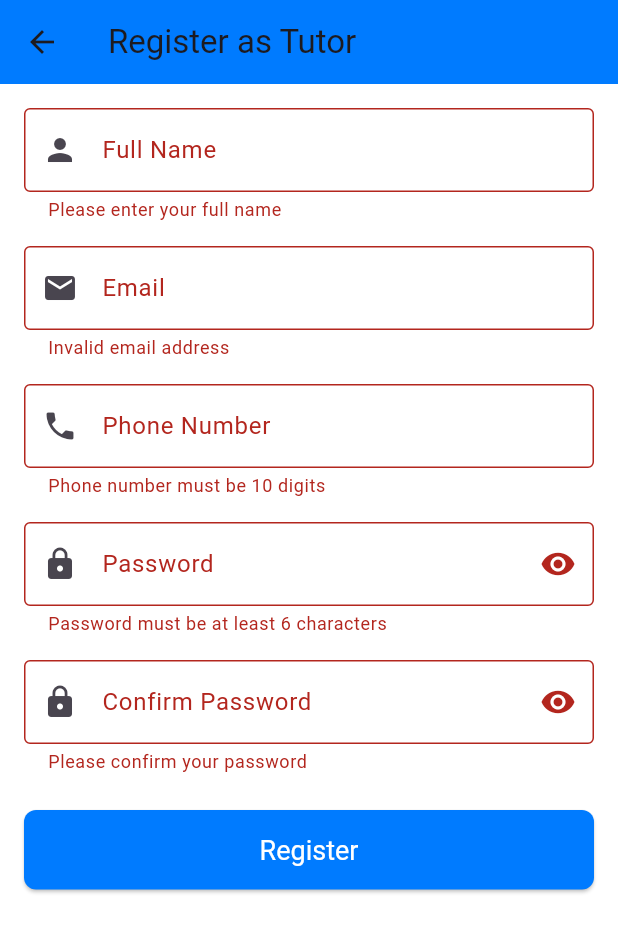
After one commit to LamTanPhu/EXE201_Tutor, a Flutter app: the RegisterTutorScreen screen opened by its route, after a tap on "Register", on a phone screen of 412 x 824 dp. The commit adds this screen. Shown: the top 932 px of the screen. Run offline on Flutter 3.47's test engine with Material 3 defaults, Android fonts, the phone set to English and light mode, and no system bars; our stand-ins replace fluttertoast.

Commit message:
register tutor account

```diff
--- a/lib/features/authentication/screens/signup_screen.dart
+++ b/lib/features/authentication/screens/signup_screen.dart
@@ -55,7 +55,8 @@ class _SignupScreenState extends State<SignupScreen> {
                   border: OutlineInputBorder(
                     borderRadius: BorderRadius.circular(8),
                   ),
-                  errorText: _showErrors && nameController.text.trim().isEmpty
+                  errorText:
+                      _showErrors && nameController.text.trim().isEmpty
                           ? 'Full name is required'
                           : null,
                 ),
@@ -73,7 +74,8 @@ class _SignupScreenState extends State<SignupScreen> {
                   border: OutlineInputBorder(
                     borderRadius: BorderRadius.circular(8),
                   ),
-                  errorText: _showErrors && emailController.text.trim().isEmpty
+                  errorText:
+                      _showErrors && emailController.text.trim().isEmpty
                           ? 'Email is required'
                           : null,
                 ),
@@ -92,7 +94,8 @@ class _SignupScreenState extends State<SignupScreen> {
                   border: OutlineInputBorder(
                     borderRadius: BorderRadius.circular(8),
                   ),
-                  errorText: _showErrors && passwordController.text.trim().isEmpty
+                  errorText:
+                      _showErrors && passwordController.text.trim().isEmpty
                           ? 'Password is required'
                           : null,
                 ),
@@ -111,7 +114,8 @@ class _SignupScreenState extends State<SignupScreen> {
                   border: OutlineInputBorder(
                     borderRadius: BorderRadius.circular(8),
                   ),
-                  errorText: _showErrors && phoneController.text.trim().isEmpty
+                  errorText:
+                      _showErrors && phoneController.text.trim().isEmpty
                           ? 'Phone number is required'
                           : null,
                 ),
@@ -127,7 +131,8 @@ class _SignupScreenState extends State<SignupScreen> {
                 onPressed: () async {
                   setState(() {
                     _showErrors = true;
-                    _showManualOtpLink = false; // Reset the manual link visibility
+                    _showManualOtpLink =
+                        false; // Reset the manual link visibility
                   });
 
                   print('Name: ${nameController.text}');
@@ -140,7 +145,11 @@ class _SignupScreenState extends State<SignupScreen> {
                       passwordController.text.trim().isEmpty ||
                       phoneController.text.trim().isEmpty) {
                     ScaffoldMessenger.of(context).showSnackBar(
-                      const SnackBar(content: Text('Please fill in all fields with valid values')),
+                      const SnackBar(
+                        content: Text(
+                          'Please fill in all fields with valid values',
+                        ),
+                      ),
                     );
                     return;
                   }
@@ -153,13 +162,18 @@ class _SignupScreenState extends State<SignupScreen> {
                       phoneController.text.trim(),
                     );
                     print('Signup Response: $response');
-                    if (response['message']?.contains('successfully') ?? false) {
+                    if (response['message']?.contains('successfully') ??
+                        false) {
                       ScaffoldMessenger.of(context).showSnackBar(
                         const SnackBar(
-                          content: Text('Registration successful! Please check your email for OTP.'),
+                          content: Text(
+                            'Registration successful! Please check your email for OTP.',
+                          ),
                         ),
                       );
-                      print('Attempting to navigate to VerifyOtpScreen with email: ${emailController.text.trim()}');
+                      print(
+                        'Attempting to navigate to VerifyOtpScreen with email: ${emailController.text.trim()}',
+                      );
                       bool navigated = false;
                       try {
                         final result = await Navigator.pushNamed(
@@ -167,23 +181,27 @@ class _SignupScreenState extends State<SignupScreen> {
                           AppRoutes.verifyOtp,
                           arguments: emailController.text.trim(),
                         );
-                        navigated = result != null; // Check if navigation succeeded
+                        navigated =
+                            result != null; // Check if navigation succeeded
                       } catch (e) {
                         print('Navigation Error: $e');
                       }
                       if (!navigated) {
                         setState(() {
-                          _showManualOtpLink = true; // Show manual link if navigation fails
+                          _showManualOtpLink =
+                              true; // Show manual link if navigation fails
                         });
                       }
                     } else {
-                      throw Exception('Unexpected response: ${response['message'] ?? 'No message'}');
+                      throw Exception(
+                        'Unexpected response: ${response['message'] ?? 'No message'}',
+                      );
                     }
                   } catch (e) {
                     print('Signup Error: $e');
-                    ScaffoldMessenger.of(context).showSnackBar(
-                      SnackBar(content: Text('Error: $e')),
-                    );
+                    ScaffoldMessenger.of(
+                      context,
+                    ).showSnackBar(SnackBar(content: Text('Error: $e')));
                   }
                 },
                 child: const Text('Sign Up'),
@@ -198,16 +216,29 @@ class _SignupScreenState extends State<SignupScreen> {
                   style: TextStyle(color: Color(0xFF007BFF)),
                 ),
               ),
+              TextButton(
+                onPressed: () {
+                  Navigator.pushNamed(context, AppRoutes.tutor);
+                },
+                child: const Text(
+                  'Want to teach? Register as a tutor',
+                  style: TextStyle(color: Color(0xFF007BFF)),
+                ),
+              ),
               if (_showManualOtpLink) // Only show if navigation fails
                 TextButton(
                   onPressed: () {
                     if (emailController.text.trim().isEmpty) {
                       ScaffoldMessenger.of(context).showSnackBar(
-                        const SnackBar(content: Text('Please enter an email to verify OTP')),
+                        const SnackBar(
+                          content: Text('Please enter an email to verify OTP'),
+                        ),
                       );
                       return;
                     }
-                    print('Manually navigating to VerifyOtpScreen with email: ${emailController.text.trim()}');
+                    print(
+                      'Manually navigating to VerifyOtpScreen with email: ${emailController.text.trim()}',
+                    );
                     Navigator.pushNamed(
                       context,
                       AppRoutes.verifyOtp,
--- /dev/null
+++ b/lib/features/certification/register_tutor_screen.dart
@@ -0,0 +1,190 @@
+import 'package:flutter/material.dart';
+import 'package:fluttertoast/fluttertoast.dart';
+import 'package:tutor/features/authentication/screens/verify_otp_screen.dart';
+import 'package:tutor/services/api_service.dart';
+
+class RegisterTutorScreen extends StatefulWidget {
+  const RegisterTutorScreen({super.key});
+
+  @override
+  State<RegisterTutorScreen> createState() => _RegisterTutorScreenState();
+}
+
+class _RegisterTutorScreenState extends State<RegisterTutorScreen> {
+  final _formKey = GlobalKey<FormState>();
+  final _fullNameController = TextEditingController();
+  final _emailController = TextEditingController();
+  final _phoneController = TextEditingController();
+  final _passwordController = TextEditingController();
+  final _confirmPasswordController = TextEditingController();
+  bool _isLoading = false;
+  //show the password or not
+  bool _isHide = true;
+
+  Future<void> _registerTutor() async {
+    if (_formKey.currentState!.validate()) {
+      setState(() {
+        _isLoading = true;
+      });
+      try {
+        final response = await ApiService.registerTutor(
+           _fullNameController.text.trim(),
+           _emailController.text.trim(),
+          _passwordController.text.trim(),
+          _phoneController.text.trim(),
+        );
+
+        //show notfications
+        Fluttertoast.showToast(
+          msg: '${response['message'] ?? 'Success'}',
+          toastLength: Toast.LENGTH_LONG,
+          gravity: ToastGravity.BOTTOM,
+          backgroundColor: Colors.green,
+          textColor: Colors.white,
+          fontSize: 16.0,
+        );
+
+        //navigate to otp screen
+        Navigator.push(
+          context,
+          MaterialPageRoute(
+            builder: (_) => VerifyOtpScreen(email: _emailController.text),
+          ),
+        );
+
+      } catch (e) {
+        Fluttertoast.showToast(
+          msg: e.toString().replaceFirst('Exception: ', ''),
+          toastLength: Toast.LENGTH_LONG,
+          gravity: ToastGravity.BOTTOM,
+          backgroundColor: Colors.red,
+          textColor: Colors.white,
+          fontSize: 16.0,
+        );
+      } finally {
+        setState(() {
+          _isLoading = false;
+        });
+      }
+    }
+  }
+
+  @override
+  Widget build(BuildContext context) {
+    return Scaffold(
+      appBar: AppBar(
+        title: const Text('Register as Tutor'),
+        backgroundColor: Theme.of(context).primaryColor,
+      ),
+      body: SingleChildScrollView(
+        padding: const EdgeInsets.all(16.0),
+        child: Form(
+          key: _formKey,
+          child: Column(
+            crossAxisAlignment: CrossAxisAlignment.stretch,
+            children: [
+              TextFormField(
+                controller: _fullNameController,
+                decoration: InputDecoration(
+                  labelText: 'Full Name',
+                  border: OutlineInputBorder(),
+                  prefixIcon: Icon(Icons.person),
+                ),
+                validator:
+                    (value) =>
+                        value!.isEmpty ? 'Please enter your full name' : null,
+              ),
+              const SizedBox(height: 16),
+              TextFormField(
+                controller: _emailController,
+                decoration: InputDecoration(
+                  labelText: 'Email',
+                  border: OutlineInputBorder(),
+                  prefixIcon: Icon(Icons.email),
+                ),
+                keyboardType: TextInputType.emailAddress,
+                validator:
+                    (value) =>
+                        value!.contains('@') ? null : 'Invalid email address',
+              ),
+              const SizedBox(height: 16),
+              TextFormField(
+                controller: _phoneController,
+                decoration: InputDecoration(
+                  labelText: 'Phone Number',
+                  border: OutlineInputBorder(),
+                  prefixIcon: Icon(Icons.phone),
+                ),
+                keyboardType: TextInputType.phone,
+                validator:
+                    (value) =>
+                        value!.length == 10
+                            ? null
+                            : 'Phone number must be 10 digits',
+              ),
+              const SizedBox(height: 16),
+              TextFormField(
+                controller: _passwordController,
+                obscureText: _isHide,
+                decoration: InputDecoration(
+                  labelText: 'Password',
+                  border: OutlineInputBorder(),
+                  prefixIcon: Icon(Icons.lock),
+                  suffixIcon: IconButton(
+                    onPressed: () {
+                      setState(() {
+                        _isHide = !_isHide;
+                      });
+                    },
+                    icon: Icon(
+                      _isHide ? Icons.visibility : Icons.visibility_off,
+                    ),
+                  ),
+                ),
+                validator:
+                    (value) =>
+                        value!.length < 6
+                            ? 'Password must be at least 6 characters'
+                            : null,
+              ),
+              const SizedBox(height: 16),
+              TextFormField(
+                controller: _confirmPasswordController,
+                obscureText: _isHide,
+                decoration: InputDecoration(
+                  labelText: 'Confirm Password',
+                  border: OutlineInputBorder(),
+                  prefixIcon: Icon(Icons.lock),
+                  suffixIcon: IconButton(
+                    onPressed: () {
+                      setState(() {
+                        _isHide = !_isHide;
+                      });
+                    },
+                    icon: Icon(
+                      _isHide ? Icons.visibility : Icons.visibility_off,
+                    ),
+                  ),
+                ),
+                validator:
+                    (value) =>
+                        value!.isEmpty ? 'Please confirm your password' : null,
+              ),
+              const SizedBox(height: 24),
+              _isLoading
+                  ? const Center(child: CircularProgressIndicator())
+                  : ElevatedButton(
+                    onPressed: _registerTutor,
+                    style: ElevatedButton.styleFrom(
+                      padding: const EdgeInsets.symmetric(vertical: 16),
+                      textStyle: const TextStyle(fontSize: 18),
+                    ),
+                    child: const Text('Register'),
+                  ),
+            ],
+          ),
+        ),
+      ),
+    );
+  }
+}
--- a/lib/routes/app_routes.dart
+++ b/lib/routes/app_routes.dart
@@ -1,4 +1,5 @@
 import 'package:flutter/material.dart';
+import 'package:tutor/features/certification/register_tutor_screen.dart';
 import '../features/authentication/screens/login_screen.dart';
 import '../features/authentication/screens/signup_screen.dart';
 import '../features/authentication/screens/verify_otp_screen.dart';
@@ -9,6 +10,7 @@ class AppRoutes {
   static const String signup = '/signup';
   static const String verifyOtp = '/verify-otp';
   static const String home = '/home'; // New route
+  static const String tutor = '/tutor';
 
   static Route<dynamic> generateRoute(RouteSettings settings) {
     switch (settings.name) {
@@ -21,11 +23,13 @@ class AppRoutes {
         return MaterialPageRoute(builder: (_) => VerifyOtpScreen(email: args));
       case home:
         return MaterialPageRoute(builder: (_) => const HomeScreen());
+      case tutor:
+        return MaterialPageRoute(builder: (_) => const RegisterTutorScreen());
       default:
         return MaterialPageRoute(
-          builder: (_) => const Scaffold(
-            body: Center(child: Text('Route not found')),
-          ),
+          builder:
+              (_) =>
+                  const Scaffold(body: Center(child: Text('Route not found'))),
         );
     }
   }
--- a/lib/services/api_service.dart
+++ b/lib/services/api_service.dart
@@ -2,9 +2,13 @@ import 'package:http/http.dart' as http;
 import 'dart:convert';
 
 class ApiService {
-  static const String baseUrl = 'https://exe202-booking-tutor-backend.onrender.com';
+  static const String baseUrl =
+      'https://exe202-booking-tutor-backend.onrender.com';
 
-  static Future<Map<String, dynamic>> login(String email, String password) async {
+  static Future<Map<String, dynamic>> login(
+    String email,
+    String password,
+  ) async {
     try {
       final response = await http.post(
         Uri.parse('$baseUrl/api/auth/login'),
@@ -20,18 +24,26 @@ class ApiService {
           return jsonDecode(response.body) as Map<String, dynamic>;
         } catch (e) {
           print('JSON Parse Error: $e');
-          throw Exception('Invalid response format from server - ${response.body}');
+          throw Exception(
+            'Invalid response format from server - ${response.body}',
+          );
         }
       } else if (response.statusCode == 400) {
-        throw Exception('Login failed: Invalid input or account not active - ${response.body}');
+        throw Exception(
+          'Login failed: Invalid input or account not active - ${response.body}',
+        );
       } else if (response.statusCode == 401) {
         throw Exception('Login failed: Invalid credentials - ${response.body}');
       } else if (response.statusCode == 404) {
         throw Exception('Login failed: Account not found - ${response.body}');
       } else if (response.statusCode == 500) {
-        throw Exception('Login failed: Internal server error - ${response.body}');
+        throw Exception(
+          'Login failed: Internal server error - ${response.body}',
+        );
       } else {
-        throw Exception('Failed to login: ${response.statusCode} - ${response.body}');
+        throw Exception(
+          'Failed to login: ${response.statusCode} - ${response.body}',
+        );
       }
     } catch (e) {
       print('Login API Error: $e');
@@ -39,7 +51,12 @@ class ApiService {
     }
   }
 
-  static Future<Map<String, dynamic>> register(String name, String email, String password, String phone) async {
+  static Future<Map<String, dynamic>> register(
+    String name,
+    String email,
+    String password,
+    String phone,
+  ) async {
     try {
       final requestBody = {
         'fullName': name, // Changed from 'name' to 'fullName'
@@ -64,16 +81,26 @@ class ApiService {
           return jsonDecode(response.body) as Map<String, dynamic>;
         } catch (e) {
           print('JSON Parse Error: $e');
-          throw Exception('Invalid response format from server - ${response.body}');
+          throw Exception(
+            'Invalid response format from server - ${response.body}',
+          );
         }
       } else if (response.statusCode == 400) {
-        throw Exception('Registration failed: Invalid input - ${response.body}');
+        throw Exception(
+          'Registration failed: Invalid input - ${response.body}',
+        );
       } else if (response.statusCode == 409) {
-        throw Exception('Registration failed: Email already exists - ${response.body}');
+        throw Exception(
+          'Registration failed: Email already exists - ${response.body}',
+        );
       } else if (response.statusCode == 500) {
-        throw Exception('Registration failed: Internal server error - ${response.body}');
+        throw Exception(
+          'Registration failed: Internal server error - ${response.body}',
+        );
       } else {
-        throw Exception('Failed to register: ${response.statusCode} - ${response.body}');
+        throw Exception(
+          'Failed to register: ${response.statusCode} - ${response.body}',
+        );
       }
     } catch (e) {
       print('Register API Error: $e');
@@ -81,7 +108,10 @@ class ApiService {
     }
   }
 
-  static Future<Map<String, dynamic>> verifyOtp(String email, String otp) async {
+  static Future<Map<String, dynamic>> verifyOtp(
+    String email,
+    String otp,
+  ) async {
     final response = await http.post(
       Uri.parse('$baseUrl/api/auth/verify-otp'),
       headers: {'Content-Type': 'application/json'},
@@ -91,13 +121,107 @@ class ApiService {
     if (response.statusCode == 200) {
       return jsonDecode(response.body);
     } else if (response.statusCode == 400) {
-      throw Exception('OTP verification failed: Invalid or expired OTP - ${response.body}');
+      throw Exception(
+        'OTP verification failed: Invalid or expired OTP - ${response.body}',
+      );
     } else if (response.statusCode == 404) {
-      throw Exception('OTP verification failed: Account not found - ${response.body}');
+      throw Exception(
+        'OTP verification failed: Account not found - ${response.body}',
+      );
     } else if (response.statusCode == 500) {
-      throw Exception('OTP verification failed: Internal server error - ${response.body}');
+      throw Exception(
+        'OTP verification failed: Internal server error - ${response.body}',
+      );
     } else {
-      throw Exception('Failed to verify OTP: ${response.statusCode} - ${response.body}');
+      throw Exception(
+        'Failed to verify OTP: ${response.statusCode} - ${response.body}',
+      );
     }
   }
+
+  //register tutor
+  static Future<Map<String, dynamic>> registerTutor(
+    String fullName,
+    String email,
+    String password,
+    String phone,
+  ) async {
+    //create request body
+    final requestBody = {
+      'fullName': fullName,
+      'email': email,
+      'password': password,
+      'phone': phone,
+    };
+
+    //print to debug request body
+    print('Register Tutor request body: ${jsonEncode(requestBody)}');
+
+    //send request body with POST
+    final response = await http.post(
+      Uri.parse('$baseUrl/api/certifications/tutor/register'),
+      headers: {'Content-Type': 'application/json'},
+      body: jsonEncode(requestBody),
+    );
+
+    //print response
+    print('Register Tutor API Response Status: ${response.statusCode}');
+    print('Register Tutor API Response Body: ${response.body}');
+
+    //response handling
+    if (response.statusCode == 201) {
+      try {
+        return jsonDecode(response.body) as Map<String, dynamic>;
+      } catch (e) {
+        print('JSON Parse Error: $e');
+        throw Exception(
+          'Invalid response format from server - ${response.body}',
+        );
+      }
+    } else if (response.statusCode == 400) {
+      throw Exception('Registration failed: Invalid input - ${response.body}');
+    } else if (response.statusCode == 500) {
+      throw Exception(
+        'Registration failed: Internal server error - ${response.body}',
+      );
+    } else {
+      throw Exception(
+        'Failed to register tutor: ${response.statusCode} - ${response.body}',
+      );
+    }
+  }
+
+  //verify-otp tutor account
+  static Future<Map<String, dynamic>> verifyOtpTutor(
+    String email,
+    String otp,
+  ) async {
+    final response = await http.post(
+      Uri.parse('$baseUrl/api/certifications/tutor/verify-otp'),
+      headers: {'Content-Type': 'application/json'},
+      body: jsonEncode({'email': email, 'otp': otp}),
+    );
+
+    if (response.statusCode == 200) {
+      return jsonDecode(response.body);
+    } else if (response.statusCode == 400) {
+      throw Exception(
+        'OTP verification failed: Invalid or expired OTP - ${response.body}',
+      );
+    } else if (response.statusCode == 404) {
+      throw Exception(
+        'OTP verification failed: Account not found - ${response.body}',
+      );
+    } else if (response.statusCode == 500) {
+      throw Exception(
+        'OTP verification failed: Internal server error - ${response.body}',
+      );
+    } else {
+      throw Exception(
+        'Failed to verify OTP: ${response.statusCode} - ${response.body}',
+      );
+    }
+  }
+
+  //submit tutor certificate
 }
--- a/pubspec.yaml
+++ b/pubspec.yaml
@@ -35,6 +35,7 @@ dependencies:
   # The following adds the Cupertino Icons font to your application.
   # Use with the CupertinoIcons class for iOS style icons.
   cupertino_icons: ^1.0.8
+  fluttertoast: ^8.2.12
 
 dev_dependencies:
   flutter_test:
```
Also changed, not shown: lib/features/certification/verify_otp_tutor_screen.dart (added, +95 -0 lines), lib/features/certification/submit_certificate.dart (added), pubspec.lock. Lines whose indentation alone changed are shown as unchanged.
